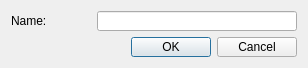
JAntn/wblocks, file FW/UI/structeditor.ui: the form before one commit.
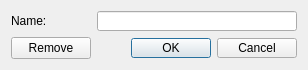
The form after the commit.

Diff of the .ui file:
```diff
--- a/FW/UI/structeditor.ui
+++ b/FW/UI/structeditor.ui
@@ -55,6 +55,13 @@
    </item>
    <item>
     <layout class="QHBoxLayout" name="horizontalLayout_2">
+     <item>
+      <widget class="QPushButton" name="RemoveButton">
+       <property name="text">
+        <string>Remove</string>
+       </property>
+      </widget>
+     </item>
      <item>
       <spacer name="horizontalSpacer">
        <property name="orientation">
```
